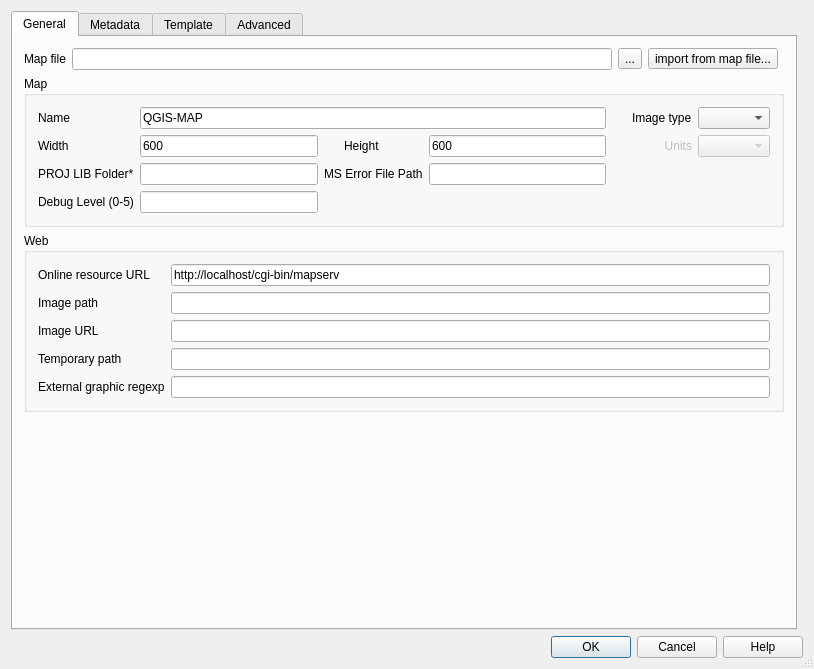
First picture: the form in ui/mapfileexportdlg.ui, repository MiniHero/rt_mapserver_exporter, before the edit.
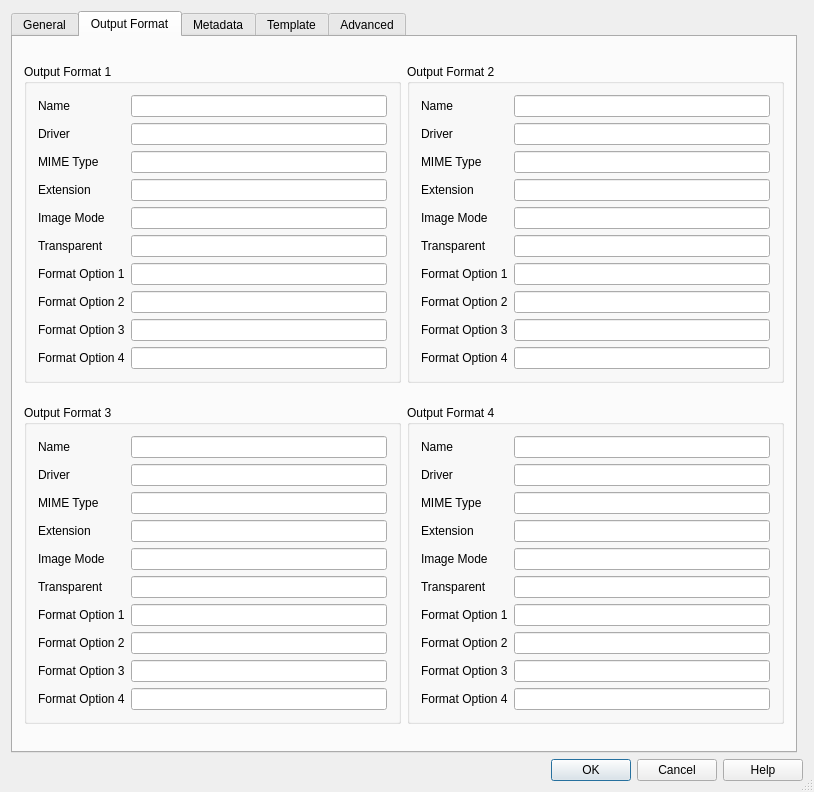
Second picture: the form after the edit. The open tabs and pages were chosen to show the change.

Commit message: add output format and some metadata

The edit to the form file:
```diff
--- a/ui/mapfileexportdlg.ui
+++ b/ui/mapfileexportdlg.ui
@@ -8,7 +8,7 @@
     <x>0</x>
     <y>0</y>
     <width>814</width>
-    <height>669</height>
+    <height>792</height>
    </rect>
   </property>
   <property name="windowTitle">
@@ -382,6 +382,784 @@
          <property name="text">
           <string>...</string>
          </property>
+        </widget>
+       </item>
+       <item row="0" column="0">
+        <widget class="QLabel" name="label">
+         <property name="text">
+          <string>Map file</string>
+         </property>
+         <property name="buddy">
+          <cstring>txtMapFilePath</cstring>
+         </property>
+        </widget>
+       </item>
+       <item row="0" column="1">
+        <widget class="QLineEdit" name="txtMapFilePath">
+         <property name="toolTip">
+          <string>Name for the map file to be created from the QGIS project file</string>
+         </property>
+         <property name="text">
+          <string notr="true"/>
+         </property>
+        </widget>
+       </item>
+       <item row="3" column="0">
+        <spacer name="verticalSpacer_2">
+         <property name="orientation">
+          <enum>Qt::Vertical</enum>
+         </property>
+         <property name="sizeHint" stdset="0">
+          <size>
+           <width>20</width>
+           <height>40</height>
+          </size>
+         </property>
+        </spacer>
+       </item>
+      </layout>
+     </widget>
+     <widget class="QWidget" name="tabGeneral">
+      <attribute name="title">
+       <string>Output Format</string>
+      </attribute>
+      <layout class="QGridLayout" name="gridLayout_3">
+       <item row="0" column="0">
+        <widget class="QGroupBox" name="grpBoxOutputFormat_1">
+         <property name="sizePolicy">
+          <sizepolicy hsizetype="Preferred" vsizetype="Fixed">
+           <horstretch>0</horstretch>
+           <verstretch>0</verstretch>
+          </sizepolicy>
+         </property>
+         <property name="title">
+          <string>Output Format 1</string>
+         </property>
+         <layout class="QGridLayout" name="gridLayout_2">
+          <item row="9" column="0">
+           <widget class="QLabel" name="label_44">
+            <property name="text">
+             <string>Format Option 3</string>
+            </property>
+           </widget>
+          </item>
+          <item row="0" column="0">
+           <widget class="QLabel" name="label1">
+            <property name="toolTip">
+             <string/>
+            </property>
+            <property name="text">
+             <string>Name</string>
+            </property>
+            <property name="buddy">
+             <cstring>txtGeneralMapName</cstring>
+            </property>
+           </widget>
+          </item>
+          <item row="4" column="0">
+           <widget class="QLabel" name="label_30">
+            <property name="text">
+             <string>Extension</string>
+            </property>
+           </widget>
+          </item>
+          <item row="1" column="1">
+           <widget class="QLineEdit" name="txtOutputFormatDriver_1">
+            <property name="text">
+             <string notr="true"/>
+            </property>
+           </widget>
+          </item>
+          <item row="2" column="0">
+           <widget class="QLabel" name="label_9">
+            <property name="text">
+             <string>MIME Type</string>
+            </property>
+           </widget>
+          </item>
+          <item row="1" column="0">
+           <widget class="QLabel" name="label2">
+            <property name="text">
+             <string>Driver</string>
+            </property>
+            <property name="buddy">
+             <cstring>txtOutputFormatDriver_1</cstring>
+            </property>
+           </widget>
+          </item>
+          <item row="5" column="1">
+           <widget class="QLineEdit" name="txtOutputFormatImageMode_1"/>
+          </item>
+          <item row="0" column="1">
+           <widget class="QLineEdit" name="txtOutputFormatName_1">
+            <property name="text">
+             <string/>
+            </property>
+           </widget>
+          </item>
+          <item row="6" column="0">
+           <widget class="QLabel" name="label_34">
+            <property name="text">
+             <string>Transparent</string>
+            </property>
+           </widget>
+          </item>
+          <item row="4" column="1">
+           <widget class="QLineEdit" name="txtOutputFormatExtension_1"/>
+          </item>
+          <item row="6" column="1">
+           <widget class="QLineEdit" name="txtOutputFormatTransparent_1"/>
+          </item>
+          <item row="7" column="0">
+           <widget class="QLabel" name="label_35">
+            <property name="text">
+             <string>Format Option 1</string>
+            </property>
+           </widget>
+          </item>
+          <item row="5" column="0">
+           <widget class="QLabel" name="label_32">
+            <property name="text">
+             <string>Image Mode</string>
+            </property>
+           </widget>
+          </item>
+          <item row="8" column="1">
+           <widget class="QLineEdit" name="txtOutputFormatFormatOption_2_1"/>
+          </item>
+          <item row="7" column="1">
+           <widget class="QLineEdit" name="txtOutputFormatFormatOption_1_1"/>
+          </item>
+          <item row="8" column="0">
+           <widget class="QLabel" name="label_38">
+            <property name="text">
+             <string>Format Option 2</string>
+            </property>
+           </widget>
+          </item>
+          <item row="2" column="1">
+           <widget class="QLineEdit" name="txtOutputFormatMimetype_1"/>
+          </item>
+          <item row="10" column="0">
+           <widget class="QLabel" name="label_50">
+            <property name="text">
+             <string>Format Option 4</string>
+            </property>
+           </widget>
+          </item>
+          <item row="9" column="1">
+           <widget class="QLineEdit" name="txtOutputFormatFormatOption_3_1"/>
+          </item>
+          <item row="10" column="1">
+           <widget class="QLineEdit" name="txtOutputFormatFormatOption_4_1"/>
+          </item>
+         </layout>
+        </widget>
+       </item>
+       <item row="1" column="0">
+        <widget class="QGroupBox" name="grpBoxOutputFormat_3">
+         <property name="sizePolicy">
+          <sizepolicy hsizetype="Preferred" vsizetype="Fixed">
+           <horstretch>0</horstretch>
+           <verstretch>0</verstretch>
+          </sizepolicy>
+         </property>
+         <property name="title">
+          <string>Output Format 3</string>
+         </property>
+         <layout class="QGridLayout" name="gridLayout_4">
+          <item row="8" column="0">
+           <widget class="QLabel" name="label_53">
+            <property name="text">
+             <string>Format Option 3</string>
+            </property>
+           </widget>
+          </item>
+          <item row="0" column="1">
+           <widget class="QLineEdit" name="txtOutputFormatName_3">
+            <property name="toolTip">
+             <string>The URL to the mapserver executable.
+
+For example: 
+http://my.host.com/cgi-bin/mapserv.exe</string>
+            </property>
+            <property name="text">
+             <string notr="true"/>
+            </property>
+           </widget>
+          </item>
+          <item row="0" column="0">
+           <widget class="QLabel" name="label6">
+            <property name="minimumSize">
+             <size>
+              <width>80</width>
+              <height>0</height>
+             </size>
+            </property>
+            <property name="text">
+             <string>Name</string>
+            </property>
+            <property name="buddy">
+             <cstring>txtOutputFormatName_2</cstring>
+            </property>
+           </widget>
+          </item>
+          <item row="7" column="1">
+           <widget class="QLineEdit" name="txtOutputFormatFormatOption_2_3"/>
+          </item>
+          <item row="2" column="0">
+           <widget class="QLabel" name="label6_6">
+            <property name="minimumSize">
+             <size>
+              <width>80</width>
+              <height>0</height>
+             </size>
+            </property>
+            <property name="text">
+             <string>MIME Type</string>
+            </property>
+            <property name="buddy">
+             <cstring>txtOutputFormatName_2</cstring>
+            </property>
+           </widget>
+          </item>
+          <item row="4" column="0">
+           <widget class="QLabel" name="label6_7">
+            <property name="minimumSize">
+             <size>
+              <width>80</width>
+              <height>0</height>
+             </size>
+            </property>
+            <property name="toolTip">
+             <string extracomment="Validation block regexp to allow external graphic use"/>
+            </property>
+            <property name="text">
+             <string>Image Mode</string>
+            </property>
+            <property name="buddy">
+             <cstring>txtOutputFormatName_2</cstring>
+            </property>
+           </widget>
+          </item>
+          <item row="3" column="1">
+           <widget class="QLineEdit" name="txtOutputFormatExtension_3">
+            <property name="toolTip">
+             <string/>
+            </property>
+            <property name="text">
+             <string notr="true"/>
+            </property>
+           </widget>
+          </item>
+          <item row="1" column="1">
+           <widget class="QLineEdit" name="txtOutputFormatDriver_3">
+            <property name="toolTip">
+             <string>Path to the temporary directory for writing temporary files and images. Must be writable by the user the web server is running as. Must end with a / or depending on your platform.</string>
+            </property>
+            <property name="text">
+             <string notr="true"/>
+            </property>
+           </widget>
+          </item>
+          <item row="3" column="0">
+           <widget class="QLabel" name="label6_4">
+            <property name="minimumSize">
+             <size>
+              <width>80</width>
+              <height>0</height>
+             </size>
+            </property>
+            <property name="text">
+             <string>Extension</string>
+            </property>
+            <property name="buddy">
+             <cstring>txtOutputFormatName_2</cstring>
+            </property>
+           </widget>
+          </item>
+          <item row="4" column="1">
+           <widget class="QLineEdit" name="txtOutputFormatImageMode_3">
+            <property name="toolTip">
+             <string/>
+            </property>
+            <property name="text">
+             <string notr="true"/>
+            </property>
+           </widget>
+          </item>
+          <item row="5" column="0">
+           <widget class="QLabel" name="label_39">
+            <property name="text">
+             <string>Transparent</string>
+            </property>
+           </widget>
+          </item>
+          <item row="6" column="0">
+           <widget class="QLabel" name="label_40">
+            <property name="text">
+             <string>Format Option 1</string>
+            </property>
+           </widget>
+          </item>
+          <item row="2" column="1">
+           <widget class="QLineEdit" name="txtOutputFormatMimetype_3">
+            <property name="toolTip">
+             <string>Base URL for &quot;Image path&quot;.
+This is the URL that will take the web browser to &quot;Image path&quot; to get the images.</string>
+            </property>
+            <property name="text">
+             <string notr="true"/>
+            </property>
+           </widget>
+          </item>
+          <item row="1" column="0">
+           <widget class="QLabel" name="label6_5">
+            <property name="minimumSize">
+             <size>
+              <width>80</width>
+              <height>0</height>
+             </size>
+            </property>
+            <property name="text">
+             <string>Driver</string>
+            </property>
+            <property name="buddy">
+             <cstring>txtOutputFormatName_2</cstring>
+            </property>
+           </widget>
+          </item>
+          <item row="5" column="1">
+           <widget class="QLineEdit" name="txtOutputFormatTransparent_3"/>
+          </item>
+          <item row="7" column="0">
+           <widget class="QLabel" name="label_43">
+            <property name="text">
+             <string>Format Option 2</string>
+            </property>
+           </widget>
+          </item>
+          <item row="6" column="1">
+           <widget class="QLineEdit" name="txtOutputFormatFormatOption_1_3"/>
+          </item>
+          <item row="9" column="0">
+           <widget class="QLabel" name="label_54">
+            <property name="text">
+             <string>Format Option 4</string>
+            </property>
+           </widget>
+          </item>
+          <item row="8" column="1">
+           <widget class="QLineEdit" name="txtOutputFormatFormatOption_3_3"/>
+          </item>
+          <item row="9" column="1">
+           <widget class="QLineEdit" name="txtOutputFormatFormatOption_4_3"/>
+          </item>
+         </layout>
+        </widget>
+       </item>
+       <item row="1" column="1">
+        <widget class="QGroupBox" name="grpBoxOutputFormat_4">
+         <property name="sizePolicy">
+          <sizepolicy hsizetype="Preferred" vsizetype="Fixed">
+           <horstretch>0</horstretch>
+           <verstretch>0</verstretch>
+          </sizepolicy>
+         </property>
+         <property name="title">
+          <string>Output Format 4</string>
+         </property>
+         <layout class="QGridLayout" name="gridLayout_4">
+          <item row="8" column="0">
+           <widget class="QLabel" name="label_55">
+            <property name="text">
+             <string>Format Option 3</string>
+            </property>
+           </widget>
+          </item>
+          <item row="5" column="0">
+           <widget class="QLabel" name="label_39">
+            <property name="text">
+             <string>Transparent</string>
+            </property>
+           </widget>
+          </item>
+          <item row="6" column="0">
+           <widget class="QLabel" name="label_40">
+            <property name="text">
+             <string>Format Option 1</string>
+            </property>
+           </widget>
+          </item>
+          <item row="4" column="0">
+           <widget class="QLabel" name="label6_7">
+            <property name="minimumSize">
+             <size>
+              <width>80</width>
+              <height>0</height>
+             </size>
+            </property>
+            <property name="toolTip">
+             <string extracomment="Validation block regexp to allow external graphic use"/>
+            </property>
+            <property name="text">
+             <string>Image Mode</string>
+            </property>
+            <property name="buddy">
+             <cstring>txtOutputFormatName_2</cstring>
+            </property>
+           </widget>
+          </item>
+          <item row="3" column="0">
+           <widget class="QLabel" name="label6_4">
+            <property name="minimumSize">
+             <size>
+              <width>80</width>
+              <height>0</height>
+             </size>
+            </property>
+            <property name="text">
+             <string>Extension</string>
+            </property>
+            <property name="buddy">
+             <cstring>txtOutputFormatName_2</cstring>
+            </property>
+           </widget>
+          </item>
+          <item row="1" column="1">
+           <widget class="QLineEdit" name="txtOutputFormatDriver_4">
+            <property name="toolTip">
+             <string>Path to the temporary directory for writing temporary files and images. Must be writable by the user the web server is running as. Must end with a / or depending on your platform.</string>
+            </property>
+            <property name="text">
+             <string notr="true"/>
+            </property>
+           </widget>
+          </item>
+          <item row="0" column="0">
+           <widget class="QLabel" name="label6">
+            <property name="minimumSize">
+             <size>
+              <width>80</width>
+              <height>0</height>
+             </size>
+            </property>
+            <property name="text">
+             <string>Name</string>
+            </property>
+            <property name="buddy">
+             <cstring>txtOutputFormatName_2</cstring>
+            </property>
+           </widget>
+          </item>
+          <item row="0" column="1">
+           <widget class="QLineEdit" name="txtOutputFormatName_4">
+            <property name="toolTip">
+             <string>The URL to the mapserver executable.
+
+For example: 
+http://my.host.com/cgi-bin/mapserv.exe</string>
+            </property>
+            <property name="text">
+             <string notr="true"/>
+            </property>
+           </widget>
+          </item>
+          <item row="1" column="0">
+           <widget class="QLabel" name="label6_5">
+            <property name="minimumSize">
+             <size>
+              <width>80</width>
+              <height>0</height>
+             </size>
+            </property>
+            <property name="text">
+             <string>Driver</string>
+            </property>
+            <property name="buddy">
+             <cstring>txtOutputFormatName_2</cstring>
+            </property>
+           </widget>
+          </item>
+          <item row="5" column="1">
+           <widget class="QLineEdit" name="txtOutputFormatTransparent_4"/>
+          </item>
+          <item row="7" column="0">
+           <widget class="QLabel" name="label_43">
+            <property name="text">
+             <string>Format Option 2</string>
+            </property>
+           </widget>
+          </item>
+          <item row="7" column="1">
+           <widget class="QLineEdit" name="txtOutputFormatFormatOption_2_4"/>
+          </item>
+          <item row="6" column="1">
+           <widget class="QLineEdit" name="txtOutputFormatFormatOption_1_4"/>
+          </item>
+          <item row="2" column="0">
+           <widget class="QLabel" name="label6_6">
+            <property name="minimumSize">
+             <size>
+              <width>80</width>
+              <height>0</height>
+             </size>
+            </property>
+            <property name="text">
+             <string>MIME Type</string>
+            </property>
+            <property name="buddy">
+             <cstring>txtOutputFormatName_2</cstring>
+            </property>
+           </widget>
+          </item>
+          <item row="3" column="1">
+           <widget class="QLineEdit" name="txtOutputFormatExtension_4">
+            <property name="toolTip">
+             <string/>
+            </property>
+            <property name="text">
+             <string notr="true"/>
+            </property>
+           </widget>
+          </item>
+          <item row="4" column="1">
+           <widget class="QLineEdit" name="txtOutputFormatImageMode_4">
+            <property name="toolTip">
+             <string/>
+            </property>
+            <property name="text">
+             <string notr="true"/>
+            </property>
+           </widget>
+          </item>
+          <item row="2" column="1">
+           <widget class="QLineEdit" name="txtOutputFormatMimetype_4">
+            <property name="toolTip">
+             <string>Base URL for &quot;Image path&quot;.
+This is the URL that will take the web browser to &quot;Image path&quot; to get the images.</string>
+            </property>
+            <property name="text">
+             <string notr="true"/>
+            </property>
+           </widget>
+          </item>
+          <item row="9" column="0">
+           <widget class="QLabel" name="label_56">
+            <property name="text">
+             <string>Format Option 4</string>
+            </property>
+           </widget>
+          </item>
+          <item row="8" column="1">
+           <widget class="QLineEdit" name="txtOutputFormatFormatOption_3_4"/>
+          </item>
+          <item row="9" column="1">
+           <widget class="QLineEdit" name="txtOutputFormatFormatOption_4_4"/>
+          </item>
+         </layout>
+        </widget>
+       </item>
+       <item row="0" column="1">
+        <widget class="QGroupBox" name="grpBoxOutputFormat_2">
+         <property name="sizePolicy">
+          <sizepolicy hsizetype="Preferred" vsizetype="Fixed">
+           <horstretch>0</horstretch>
+           <verstretch>0</verstretch>
+          </sizepolicy>
+         </property>
+         <property name="title">
+          <string>Output Format 2</string>
+         </property>
+         <layout class="QGridLayout" name="gridLayout_4">
+          <item row="8" column="0">
+           <widget class="QLabel" name="label_51">
+            <property name="text">
+             <string>Format Option 3</string>
+            </property>
+           </widget>
+          </item>
+          <item row="6" column="1">
+           <widget class="QLineEdit" name="txtOutputFormatFormatOption_1_2"/>
+          </item>
+          <item row="7" column="1">
+           <widget class="QLineEdit" name="txtOutputFormatFormatOption_2_2"/>
+          </item>
+          <item row="5" column="1">
+           <widget class="QLineEdit" name="txtOutputFormatTransparent_2"/>
+          </item>
+          <item row="7" column="0">
+           <widget class="QLabel" name="label_43">
+            <property name="text">
+             <string>Format Option 2</string>
+            </property>
+           </widget>
+          </item>
+          <item row="1" column="0">
+           <widget class="QLabel" name="label6_5">
+            <property name="minimumSize">
+             <size>
+              <width>80</width>
+              <height>0</height>
+             </size>
+            </property>
+            <property name="text">
+             <string>Driver</string>
+            </property>
+            <property name="buddy">
+             <cstring>txtOutputFormatName_2</cstring>
+            </property>
+           </widget>
+          </item>
+          <item row="0" column="1">
+           <widget class="QLineEdit" name="txtOutputFormatName_2">
+            <property name="toolTip">
+             <string>The URL to the mapserver executable.
+
+For example: 
+http://my.host.com/cgi-bin/mapserv.exe</string>
+            </property>
+            <property name="text">
+             <string notr="true"/>
+            </property>
+           </widget>
+          </item>
+          <item row="0" column="0">
+           <widget class="QLabel" name="label6">
+            <property name="minimumSize">
+             <size>
+              <width>80</width>
+              <height>0</height>
+             </size>
+            </property>
+            <property name="text">
+             <string>Name</string>
+            </property>
+            <property name="buddy">
+             <cstring>txtOutputFormatName_2</cstring>
+            </property>
+           </widget>
+          </item>
+          <item row="3" column="1">
+           <widget class="QLineEdit" name="txtOutputFormatExtension_2">
+            <property name="toolTip">
+             <string/>
+            </property>
+            <property name="text">
+             <string notr="true"/>
+            </property>
+           </widget>
+          </item>
+          <item row="2" column="0">
+           <widget class="QLabel" name="label6_6">
+            <property name="minimumSize">
+             <size>
+              <width>80</width>
+              <height>0</height>
+             </size>
+            </property>
+            <property name="text">
+             <string>MIME Type</string>
+            </property>
+            <property name="buddy">
+             <cstring>txtOutputFormatName_2</cstring>
+            </property>
+           </widget>
+          </item>
+          <item row="2" column="1">
+           <widget class="QLineEdit" name="txtOutputFormatMimetype_2">
+            <property name="toolTip">
+             <string>Base URL for &quot;Image path&quot;.
+This is the URL that will take the web browser to &quot;Image path&quot; to get the images.</string>
+            </property>
+            <property name="text">
+             <string notr="true"/>
+            </property>
+           </widget>
+          </item>
+          <item row="4" column="1">
+           <widget class="QLineEdit" name="txtOutputFormatImageMode_2">
+            <property name="toolTip">
+             <string/>
+            </property>
+            <property name="text">
+             <string notr="true"/>
+            </property>
+           </widget>
+          </item>
+          <item row="4" column="0">
+           <widget class="QLabel" name="label6_7">
+            <property name="minimumSize">
+             <size>
+              <width>80</width>
+              <height>0</height>
+             </size>
+            </property>
+            <property name="toolTip">
+             <string extracomment="Validation block regexp to allow external graphic use"/>
+            </property>
+            <property name="text">
+             <string>Image Mode</string>
+            </property>
+            <property name="buddy">
+             <cstring>txtOutputFormatName_2</cstring>
+            </property>
+           </widget>
+          </item>
+          <item row="3" column="0">
+           <widget class="QLabel" name="label6_4">
+            <property name="minimumSize">
+             <size>
+              <width>80</width>
+              <height>0</height>
+             </size>
+            </property>
+            <property name="text">
+             <string>Extension</string>
+            </property>
+            <property name="buddy">
+             <cstring>txtOutputFormatName_2</cstring>
+            </property>
+           </widget>
+          </item>
+          <item row="5" column="0">
+           <widget class="QLabel" name="label_39">
+            <property name="text">
+             <string>Transparent</string>
+            </property>
+           </widget>
+          </item>
+          <item row="6" column="0">
+           <widget class="QLabel" name="label_40">
+            <property name="text">
+             <string>Format Option 1</string>
+            </property>
+           </widget>
+          </item>
+          <item row="1" column="1">
+           <widget class="QLineEdit" name="txtOutputFormatDriver_2">
+            <property name="toolTip">
+             <string>Path to the temporary directory for writing temporary files and images. Must be writable by the user the web server is running as. Must end with a / or depending on your platform.</string>
+            </property>
+            <property name="text">
+             <string notr="true"/>
+            </property>
+           </widget>
+          </item>
+          <item row="9" column="0">
+           <widget class="QLabel" name="label_52">
+            <property name="text">
+             <string>Format Option 4</string>
+            </property>
+           </widget>
+          </item>
+          <item row="8" column="1">
+           <widget class="QLineEdit" name="txtOutputFormatFormatOption_3_2"/>
+          </item>
+          <item row="9" column="1">
+           <widget class="QLineEdit" name="txtOutputFormatFormatOption_4_2"/>
+          </item>
+         </layout>
         </widget>
        </item>
       </layout>
```
Left out of the diff: 593 changed lines with no effect on the pictures. The commit also changes 5 other files.
